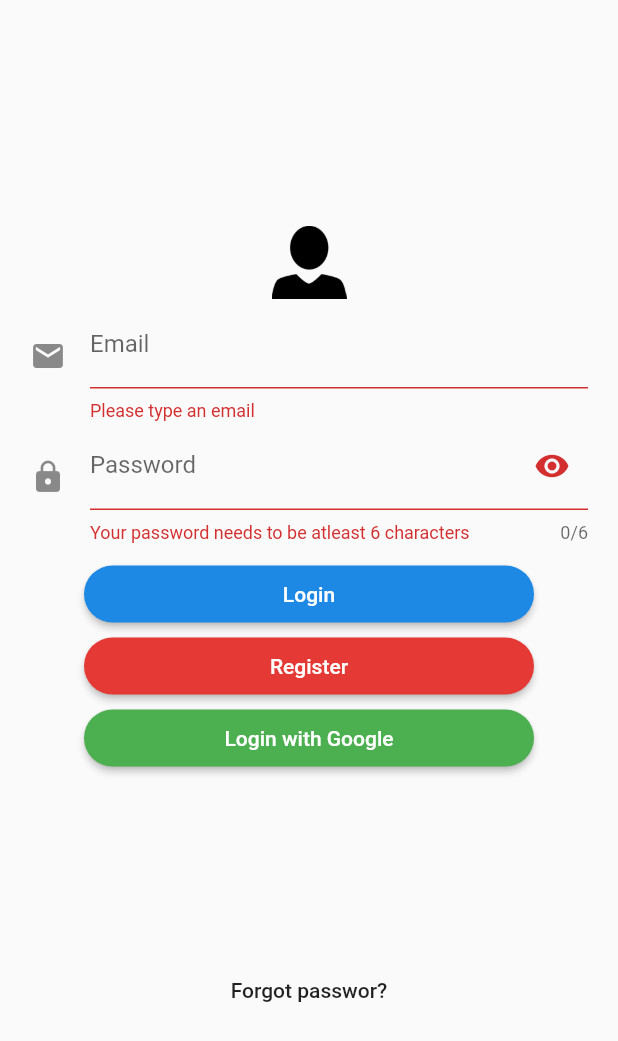
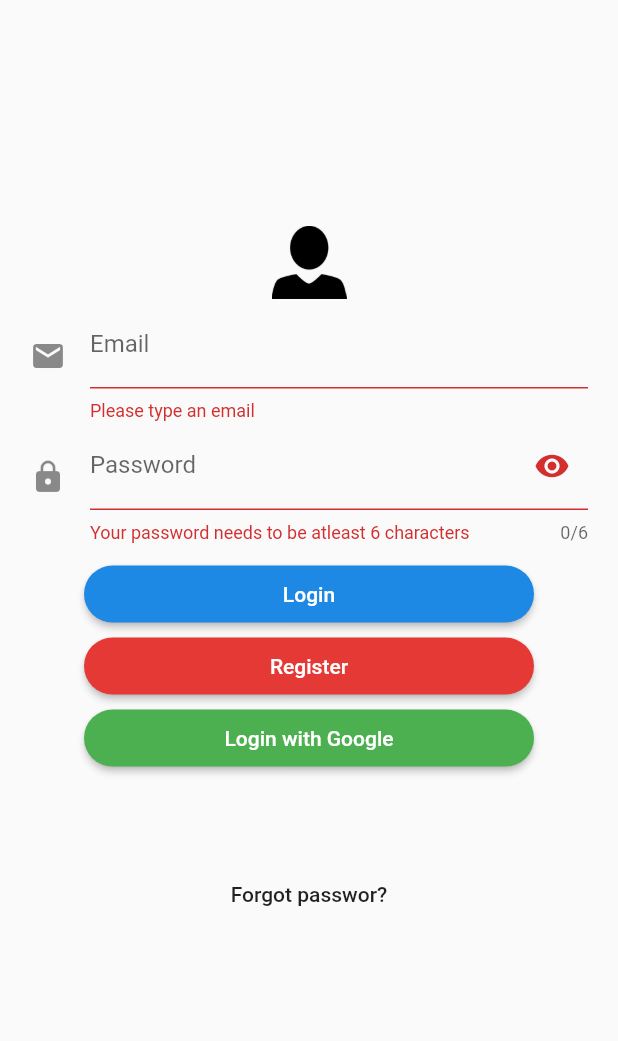
Before and after one commit to MaxZubko/Login_App_Flutter, a Flutter app: the screen it shows after launch, after a tap on "Login with Google", on a phone screen of 412 x 824 dp. Shown: the top 1041 px of the screen. Run offline on Flutter 3.47's test engine with Material 2 defaults, Android fonts, the phone set to English and light mode, and no system bars; our stand-ins replace firebase_auth, google_maps_flutter, google_sign_in, image_picker, shared_preferences; accounts and stored records are empty; network calls fail.

```diff
--- a/lib/login_screen.dart
+++ b/lib/login_screen.dart
@@ -140,7 +140,7 @@ class _LoginScreenState extends State<LoginScreen> with TickerProviderStateMixin
                       ),
                     ),
                     Padding(
-                      padding: EdgeInsets.all(60),
+                      padding: EdgeInsets.all(28),
                     ),
                     FlatButton(
                         child: Text('Forgot passwor?'),
@@ -192,12 +192,8 @@ class _LoginScreenState extends State<LoginScreen> with TickerProviderStateMixin
       idToken: gSa.idToken,
       accessToken: gSa.accessToken
     );
-      return Navigator.push(context, MaterialPageRoute(builder: (context) => HomeScreen()));
+    return Navigator.of(context).pushReplacement(MaterialPageRoute(builder: (context) => HomeScreen()));
   }
-
-  // saveDataPreference() async {
-
-  // }
 }
 
 class SecondScreen extends StatelessWidget {
--- a/lib/main.dart
+++ b/lib/main.dart
@@ -2,8 +2,7 @@ import 'package:flutter/material.dart';
 import 'login_screen.dart';
 import 'account_screen.dart';
 import 'home_screen.dart';
-// import 'package:shared_preferences/shared_preferences.dart';
-// SharedPreferences auth;
+import 'package:shared_preferences/shared_preferences.dart';
 
 void main() => runApp(MyApp());
 
@@ -11,9 +10,7 @@ class MyApp extends StatelessWidget {
   @override
   Widget build(BuildContext context) {
     return MaterialApp(
-      home:
-      // AuthStatus(),
-      LoginScreen(),
+      home: AuthStatus(),
       theme: ThemeData(
           primarySwatch: Colors.blueGrey, brightness: Brightness.dark),
       routes: <String, WidgetBuilder>{
@@ -26,19 +23,48 @@ class MyApp extends StatelessWidget {
   }
 }
 
+class AuthStatus extends StatefulWidget {
+  @override
+  AuthStatusState createState() => AuthStatusState();
+}
+
+class AuthStatusState extends State<AuthStatus> {
+  SharedPreferences sharedPreferences;
+  String value;
+
+  @override
+  void initState() {
+    super.initState();
+    auth();
+  }
+
+  auth() async {
+    sharedPreferences = await SharedPreferences.getInstance();
+    setState(() {
+      value = sharedPreferences.getString("email");
+    });
+  }
+
+  @override
+  Widget build(BuildContext context) {
+    if (value == null) {
+      return LoginScreen();
+    } else {
+      return HomeScreen();
+    }
+  }
+}
 
 // class AuthStatus extends StatelessWidget {
 //   @override
-
-
-//   // Widget build(BuildContext context) {
-//   //   checkIfAuthenticated().then((success) {
-//   //     if (success) {
-//   //       Navigator.pushReplacementNamed(context, '/home_screen');
-//   //     } else {
-//   //       Navigator.pushReplacementNamed(context, '/login_screen');
-//   //     }
-//   //   });
-//   //   return Center(child: CircularProgressIndicator());
-//   // }
+  // Widget build(BuildContext context) {
+  //   checkIfAuthenticated().then((success) {
+  //     if (success) {
+  //       Navigator.pushReplacementNamed(context, '/home_screen');
+  //     } else {
+  //       Navigator.pushReplacementNamed(context, '/login_screen');
+  //     }
+  //   });
+  //   return Center(child: CircularProgressIndicator());
+  // }
 // }
```
